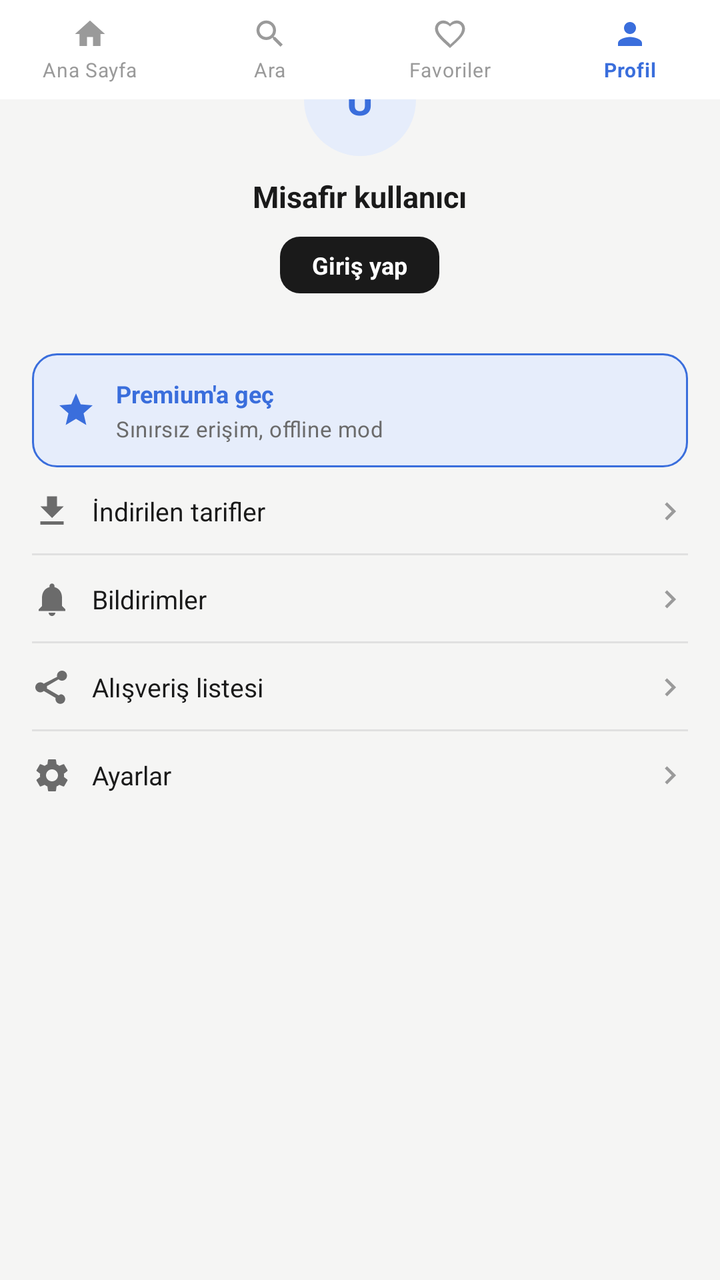
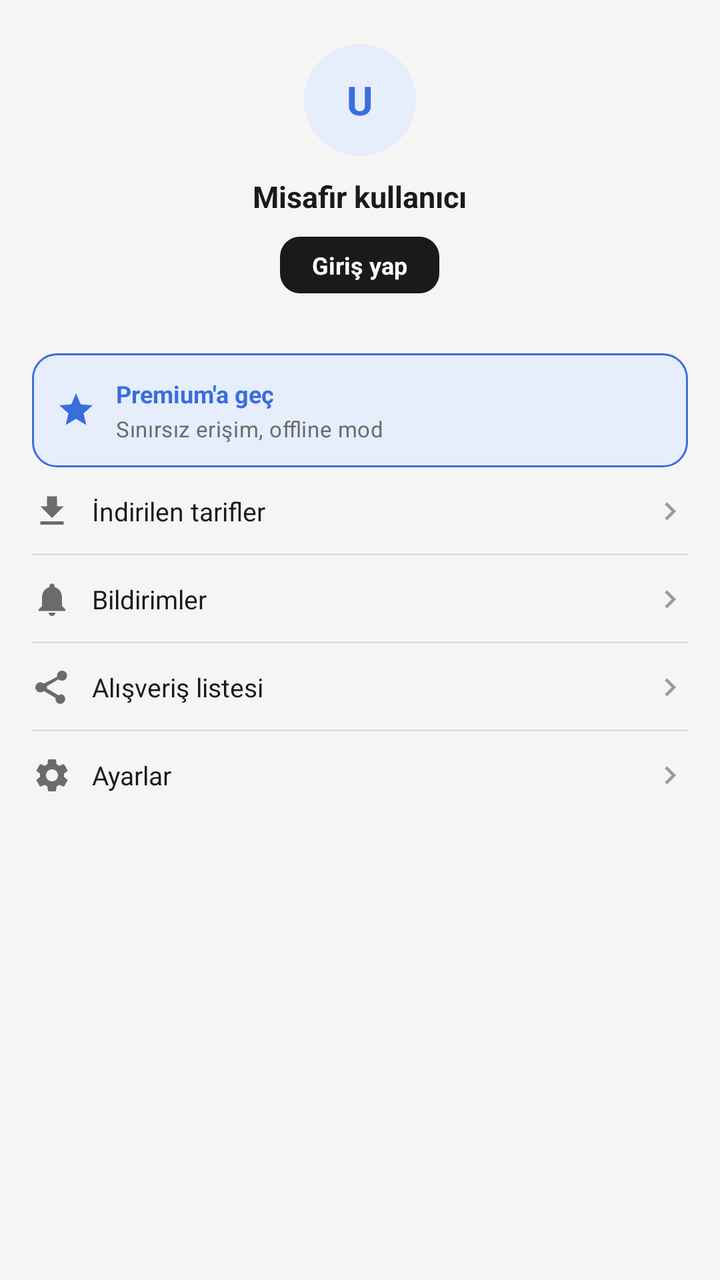

Before-and-after screenshots of an Android layout around one commit, followed by the original layout XML and the change that was made.
<!-- AndroidManifest.xml: application theme Theme.Yemivo -->
<!-- res/layout/fragment_profile.xml -->
<?xml version="1.0" encoding="utf-8"?>
<androidx.constraintlayout.widget.ConstraintLayout xmlns:android="http://schemas.android.com/apk/res/android"
    xmlns:app="http://schemas.android.com/apk/res-auto"
    android:layout_width="match_parent"
    android:layout_height="match_parent"
    android:background="@color/page_bg">

    

    <LinearLayout
        android:id="@+id/header"
        android:layout_width="0dp"
        android:layout_height="wrap_content"
        android:layout_marginTop="@dimen/spacing_xl_xxl"
        android:gravity="center"
        android:orientation="vertical"
        android:paddingBottom="@dimen/spacing_md_lg"
        app:layout_constraintEnd_toEndOf="parent"
        app:layout_constraintStart_toStartOf="parent"
        app:layout_constraintTop_toTopOf="parent">

        <TextView
            android:id="@+id/ivAvatar"
            android:layout_width="@dimen/avatar_size_lg"
            android:layout_height="@dimen/avatar_size_lg"
            android:background="@drawable/bg_circle_accent"
            android:gravity="center"
            android:text="U"
            android:textColor="@color/accent"
            android:textSize="@dimen/text_headline"
            android:textStyle="bold" />

        <TextView
            android:layout_width="wrap_content"
            android:layout_height="wrap_content"
            android:layout_marginTop="@dimen/spacing_sm_md"
            android:text="@string/profile_guest_user"
            android:textColor="@color/text_primary"
            android:textSize="@dimen/text_title_sm"
            android:textStyle="bold" />

        <TextView
            android:id="@+id/btnLogin"
            style="@style/Widget.Yemivo.ButtonDark"
            android:layout_width="wrap_content"
            android:layout_height="wrap_content"
            android:layout_marginTop="@dimen/spacing_sm_md"
            android:paddingStart="@dimen/spacing_lg"
            android:paddingEnd="@dimen/spacing_lg"
            android:paddingTop="@dimen/spacing_xs"
            android:paddingBottom="@dimen/spacing_xs"
            android:text="@string/action_login"
            android:textSize="@dimen/text_body_sm" />

    </LinearLayout>

    

    <LinearLayout
        android:id="@+id/premiumBanner"
        android:layout_width="0dp"
        android:layout_height="wrap_content"
        android:layout_marginStart="@dimen/spacing_lg"
        android:layout_marginTop="@dimen/spacing_lg"
        android:layout_marginEnd="@dimen/spacing_lg"
        android:background="@drawable/bg_premium_banner"
        android:gravity="center_vertical"
        android:orientation="horizontal"
        android:padding="@dimen/spacing_md"
        app:layout_constraintEnd_toEndOf="parent"
        app:layout_constraintStart_toStartOf="parent"
        app:layout_constraintTop_toBottomOf="@id/header">

        <ImageView
            android:layout_width="20dp"
            android:layout_height="20dp"
            android:contentDescription="@null"
            android:src="@drawable/ic_star_filled"
            app:tint="@color/accent" />

        <LinearLayout
            android:layout_width="0dp"
            android:layout_height="wrap_content"
            android:layout_marginStart="@dimen/spacing_sm_md"
            android:layout_weight="1"
            android:orientation="vertical">

            <TextView
                android:layout_width="wrap_content"
                android:layout_height="wrap_content"
                android:text="@string/premium_go_premium"
                android:textColor="@color/accent"
                android:textSize="@dimen/text_body_sm"
                android:textStyle="bold" />

            <TextView
                android:layout_width="wrap_content"
                android:layout_height="wrap_content"
                android:layout_marginTop="@dimen/spacing_xxxs"
                android:text="@string/premium_unlimited_offline"
                android:textAppearance="@style/TextAppearance.Yemivo.BodySecondary"
                android:textSize="@dimen/text_sm" />

        </LinearLayout>

    </LinearLayout>

    

    <LinearLayout
        android:id="@+id/menu"
        android:layout_width="0dp"
        android:layout_height="wrap_content"
        android:layout_marginStart="@dimen/spacing_lg"
        android:layout_marginEnd="@dimen/spacing_lg"
        android:orientation="vertical"
        app:layout_constraintEnd_toEndOf="parent"
        app:layout_constraintStart_toStartOf="parent"
        app:layout_constraintTop_toBottomOf="@id/premiumBanner">

        <LinearLayout
            android:layout_width="match_parent"
            android:layout_height="wrap_content"
            android:background="@drawable/bg_divider_bottom"
            android:gravity="center_vertical"
            android:orientation="horizontal"
            android:paddingTop="@dimen/spacing_md"
            android:paddingBottom="@dimen/spacing_md">

            <ImageView
                android:layout_width="20dp"
                android:layout_height="20dp"
                android:contentDescription="@null"
                android:src="@drawable/ic_download"
                app:tint="@color/text_secondary" />

            <TextView
                android:layout_width="0dp"
                android:layout_height="wrap_content"
                android:layout_marginStart="@dimen/spacing_sm_md"
                android:layout_weight="1"
                android:text="@string/profile_menu_downloads"
                android:textColor="@color/text_primary"
                android:textSize="@dimen/text_body" />

            <ImageView
                android:layout_width="18dp"
                android:layout_height="18dp"
                android:contentDescription="@null"
                android:src="@drawable/ic_chevron_right"
                app:tint="@color/text_muted" />

        </LinearLayout>

        <LinearLayout
            android:layout_width="match_parent"
            android:layout_height="wrap_content"
            android:background="@drawable/bg_divider_bottom"
            android:gravity="center_vertical"
            android:orientation="horizontal"
            android:paddingTop="@dimen/spacing_md"
            android:paddingBottom="@dimen/spacing_md">

            <ImageView
                android:layout_width="20dp"
                android:layout_height="20dp"
                android:contentDescription="@null"
                android:src="@drawable/ic_bell"
                app:tint="@color/text_secondary" />

            <TextView
                android:layout_width="0dp"
                android:layout_height="wrap_content"
                android:layout_marginStart="@dimen/spacing_sm_md"
                android:layout_weight="1"
                android:text="@string/profile_menu_notifications"
                android:textColor="@color/text_primary"
                android:textSize="@dimen/text_body" />

            <ImageView
                android:layout_width="18dp"
                android:layout_height="18dp"
                android:contentDescription="@null"
                android:src="@drawable/ic_chevron_right"
                app:tint="@color/text_muted" />

        </LinearLayout>

        <LinearLayout
            android:layout_width="match_parent"
            android:layout_height="wrap_content"
            android:background="@drawable/bg_divider_bottom"
            android:gravity="center_vertical"
            android:orientation="horizontal"
            android:paddingTop="@dimen/spacing_md"
            android:paddingBottom="@dimen/spacing_md">

            <ImageView
                android:layout_width="20dp"
                android:layout_height="20dp"
                android:contentDescription="@null"
                android:src="@drawable/ic_share"
                app:tint="@color/text_secondary" />

            <TextView
                android:layout_width="0dp"
                android:layout_height="wrap_content"
                android:layout_marginStart="@dimen/spacing_sm_md"
                android:layout_weight="1"
                android:text="@string/profile_menu_shopping_list"
                android:textColor="@color/text_primary"
                android:textSize="@dimen/text_body" />

            <ImageView
                android:layout_width="18dp"
                android:layout_height="18dp"
                android:contentDescription="@null"
                android:src="@drawable/ic_chevron_right"
                app:tint="@color/text_muted" />

        </LinearLayout>

        <LinearLayout
            android:layout_width="match_parent"
            android:layout_height="wrap_content"
            android:gravity="center_vertical"
            android:orientation="horizontal"
            android:paddingTop="@dimen/spacing_md"
            android:paddingBottom="@dimen/spacing_md">

            <ImageView
                android:layout_width="20dp"
                android:layout_height="20dp"
                android:contentDescription="@null"
                android:src="@drawable/ic_settings"
                app:tint="@color/text_secondary" />

            <TextView
                android:layout_width="0dp"
                android:layout_height="wrap_content"
                android:layout_marginStart="@dimen/spacing_sm_md"
                android:layout_weight="1"
                android:text="@string/profile_menu_settings"
                android:textColor="@color/text_primary"
                android:textSize="@dimen/text_body" />

            <ImageView
                android:layout_width="18dp"
                android:layout_height="18dp"
                android:contentDescription="@null"
                android:src="@drawable/ic_chevron_right"
                app:tint="@color/text_muted" />

        </LinearLayout>

    </LinearLayout>

    <include
        android:id="@+id/bottomNav"
        layout="@layout/partial_bottom_nav_profile"
        android:layout_width="0dp"
        android:layout_height="wrap_content"
        app:layout_constraintBottom_toBottomOf="parent"
        app:layout_constraintEnd_toEndOf="parent"
        app:layout_constraintStart_toStartOf="parent" />

</androidx.constraintlayout.widget.ConstraintLayout>
<!-- res/layout/partial_bottom_nav_profile.xml (included above) -->
<?xml version="1.0" encoding="utf-8"?>
<merge xmlns:android="http://schemas.android.com/apk/res/android"
    xmlns:app="http://schemas.android.com/apk/res-auto">

    <LinearLayout
        android:layout_width="match_parent"
        android:layout_height="wrap_content"
        android:background="@color/surface"
        android:orientation="horizontal"
        android:paddingTop="@dimen/spacing_sm"
        android:paddingBottom="@dimen/spacing_sm">

        <LinearLayout
            android:layout_width="0dp"
            android:layout_height="wrap_content"
            android:layout_weight="1"
            android:gravity="center"
            android:orientation="vertical">

            <ImageView
                android:layout_width="18dp"
                android:layout_height="18dp"
                android:contentDescription="@null"
                android:src="@drawable/ic_home_outline"
                app:tint="@color/text_muted" />

            <TextView
                android:layout_width="wrap_content"
                android:layout_height="wrap_content"
                android:layout_marginTop="@dimen/spacing_xxxs"
                android:text="@string/nav_home"
                android:textAppearance="@style/TextAppearance.Yemivo.NavLabel" />

        </LinearLayout>

        <LinearLayout
            android:layout_width="0dp"
            android:layout_height="wrap_content"
            android:layout_weight="1"
            android:gravity="center"
            android:orientation="vertical">

            <ImageView
                android:layout_width="18dp"
                android:layout_height="18dp"
                android:contentDescription="@null"
                android:src="@drawable/ic_search"
                app:tint="@color/text_muted" />

            <TextView
                android:layout_width="wrap_content"
                android:layout_height="wrap_content"
                android:layout_marginTop="@dimen/spacing_xxxs"
                android:text="@string/nav_search"
                android:textAppearance="@style/TextAppearance.Yemivo.NavLabel" />

        </LinearLayout>

        <LinearLayout
            android:layout_width="0dp"
            android:layout_height="wrap_content"
            android:layout_weight="1"
            android:gravity="center"
            android:orientation="vertical">

            <ImageView
                android:layout_width="18dp"
                android:layout_height="18dp"
                android:contentDescription="@null"
                android:src="@drawable/ic_heart_outline"
                app:tint="@color/text_muted" />

            <TextView
                android:layout_width="wrap_content"
                android:layout_height="wrap_content"
                android:layout_marginTop="@dimen/spacing_xxxs"
                android:text="@string/nav_favorites"
                android:textAppearance="@style/TextAppearance.Yemivo.NavLabel" />

        </LinearLayout>

        <LinearLayout
            android:layout_width="0dp"
            android:layout_height="wrap_content"
            android:layout_weight="1"
            android:gravity="center"
            android:orientation="vertical">

            <ImageView
                android:layout_width="18dp"
                android:layout_height="18dp"
                android:contentDescription="@null"
                android:src="@drawable/ic_person_filled" />

            <TextView
                android:layout_width="wrap_content"
                android:layout_height="wrap_content"
                android:layout_marginTop="@dimen/spacing_xxxs"
                android:text="@string/nav_profile"
                android:textAppearance="@style/TextAppearance.Yemivo.NavLabel.Active" />

        </LinearLayout>

    </LinearLayout>

</merge>
<!-- resources referenced by this layout -->
<resources>
  <color name="accent">#FF3A6EDC</color>
  <color name="page_bg">#FFF5F5F4</color>
  <color name="surface">#FFFFFFFF</color>
  <color name="text_muted">#FF9A9A9A</color>
  <color name="text_primary">#FF1A1A1A</color>
  <dimen name="avatar_size_lg">56dp</dimen>
  <dimen name="spacing_lg">16dp</dimen>
  <dimen name="spacing_md">12dp</dimen>
  <dimen name="spacing_md_lg">14dp</dimen>
  <dimen name="spacing_sm">8dp</dimen>
  <dimen name="spacing_sm_md">10dp</dimen>
  <dimen name="spacing_xl_xxl">22dp</dimen>
  <dimen name="spacing_xs">6dp</dimen>
  <dimen name="spacing_xxxs">2dp</dimen>
  <dimen name="text_body">13sp</dimen>
  <dimen name="text_body_sm">12sp</dimen>
  <dimen name="text_headline">20sp</dimen>
  <dimen name="text_sm">11sp</dimen>
  <dimen name="text_title_sm">15sp</dimen>
  <!-- drawable ic_heart_outline (drawable) -->
  <vector xmlns:android="http://schemas.android.com/apk/res/android"
      android:width="24dp"
      android:height="24dp"
      android:viewportWidth="24"
      android:viewportHeight="24"
      android:tint="?attr/colorControlNormal">
      <path
          android:fillColor="#FF000000"
          android:pathData="M12,21.35l-1.45,-1.32C5.4,15.36 2,12.28 2,8.5 2,5.42 4.42,3 7.5,3c1.74,0 3.41,0.81 4.5,2.09C13.09,3.81 14.76,3 16.5,3 19.58,3 22,5.42 22,8.5c0,3.78 -3.4,6.86 -8.55,11.54L12,21.35zM12,7.09C11.03,5.83 9.44,5 7.5,5 5.5,5 4,6.5 4,8.5c0,2.89 3.14,5.74 7.9,10.05L12,19.06l0.1,-0.01C16.86,14.74 20,11.89 20,8.5 20,6.5 18.5,5 16.5,5c-1.94,0 -3.53,0.83 -4.5,2.09L12,7.09z" />
  </vector>
  <!-- drawable ic_home_outline (drawable) -->
  <vector xmlns:android="http://schemas.android.com/apk/res/android"
      android:width="24dp"
      android:height="24dp"
      android:viewportWidth="24"
      android:viewportHeight="24"
      android:tint="?attr/colorControlNormal">
      <path
          android:fillColor="#FF000000"
          android:pathData="M10,20v-6h4v6h5v-8h3L12,3 2,12h3v8z" />
  </vector>
  <!-- drawable ic_person_filled (drawable) -->
  <vector xmlns:android="http://schemas.android.com/apk/res/android"
      android:width="24dp"
      android:height="24dp"
      android:viewportWidth="24"
      android:viewportHeight="24">
      <path
          android:fillColor="@color/accent"
          android:pathData="M12,12c2.21,0 4,-1.79 4,-4s-1.79,-4 -4,-4 -4,1.79 -4,4 1.79,4 4,4zM12,14c-2.67,0 -8,1.34 -8,4v2h16v-2c0,-2.66 -5.33,-4 -8,-4z" />
  </vector>
  <!-- drawable ic_search (drawable) -->
  <vector xmlns:android="http://schemas.android.com/apk/res/android"
      android:width="24dp"
      android:height="24dp"
      android:viewportWidth="24"
      android:viewportHeight="24"
      android:tint="?attr/colorControlNormal">
      <path
          android:fillColor="#FF000000"
          android:pathData="M15.5,14h-0.79l-0.28,-0.27C15.41,12.59 16,11.11 16,9.5 16,5.91 13.09,3 9.5,3S3,5.91 3,9.5 5.91,16 9.5,16c1.61,0 3.09,-0.59 4.23,-1.57l0.27,0.28v0.79l5,4.99L20.49,19l-4.99,-5zM9.5,14C7.01,14 5,11.99 5,9.5S7.01,5 9.5,5 14,7.01 14,9.5 11.99,14 9.5,14z" />
  </vector>
  <string name="action_login">Giriş yap</string>
  <string name="nav_favorites">Favoriler</string>
  <string name="nav_home">Ana Sayfa</string>
  <string name="nav_profile">Profil</string>
  <string name="nav_search">Ara</string>
  <style name="TextAppearance.Yemivo.NavLabel" parent="TextAppearance.MaterialComponents.Caption">
          <item name="android:textSize">@dimen/text_xs</item>
          <item name="android:textColor">@color/text_muted</item>
      </style>
  <style name="TextAppearance.Yemivo.NavLabel.Active">
          <item name="android:textColor">@color/accent</item>
          <item name="android:textStyle">bold</item>
      </style>
  <color name="accent_bg">#FFE6EDFB</color>
  <dimen name="divider_height">1dp</dimen>
  <color name="border">#FFE0E0E0</color>
  <dimen name="radius_lg">12dp</dimen>
  <dimen name="text_xs">10sp</dimen>
  <color name="cta_dark_text">#FFFFFFFF</color>
  <color name="white">#FFFFFFFF</color>
  <color name="cta_dark_bg">#FF1A1A1A</color>
  <dimen name="radius_md">10dp</dimen>
  <!-- unchanged entries left out for length: 21 -->
</resources>

<!-- the commit's change to res/layout/fragment_profile.xml (unified diff, before → after) -->
@@ -255,120 +255,4 @@
 
     </LinearLayout>
 
-    <include
-        android:id="@+id/bottomNav"
-        layout="@layout/partial_bottom_nav_profile"
-        android:layout_width="0dp"
-        android:layout_height="wrap_content"
-        app:layout_constraintBottom_toBottomOf="parent"
-        app:layout_constraintEnd_toEndOf="parent"
-        app:layout_constraintStart_toStartOf="parent" />
-
 </androidx.constraintlayout.widget.ConstraintLayout>
-<!-- res/layout/partial_bottom_nav_profile.xml (included above) -->
-<?xml version="1.0" encoding="utf-8"?>
-<merge xmlns:android="http://schemas.android.com/apk/res/android"
-    xmlns:app="http://schemas.android.com/apk/res-auto">
-
-    <LinearLayout
-        android:layout_width="match_parent"
-        android:layout_height="wrap_content"
-        android:background="@color/surface"
-        android:orientation="horizontal"
-        android:paddingTop="@dimen/spacing_sm"
-        android:paddingBottom="@dimen/spacing_sm">
-
-        <LinearLayout
-            android:layout_width="0dp"
-            android:layout_height="wrap_content"
-            android:layout_weight="1"
-            android:gravity="center"
-            android:orientation="vertical">
-
-            <ImageView
-                android:layout_width="18dp"
-                android:layout_height="18dp"
-                android:contentDescription="@null"
-                android:src="@drawable/ic_home_outline"
-                app:tint="@color/text_muted" />
-
-            <TextView
-                android:layout_width="wrap_content"
-                android:layout_height="wrap_content"
-                android:layout_marginTop="@dimen/spacing_xxxs"
-                android:text="@string/nav_home"
-                android:textAppearance="@style/TextAppearance.Yemivo.NavLabel" />
-
-        </LinearLayout>
-
-        <LinearLayout
-            android:layout_width="0dp"
-            android:layout_height="wrap_content"
-            android:layout_weight="1"
-            android:gravity="center"
-            android:orientation="vertical">
-
-            <ImageView
-                android:layout_width="18dp"
-                android:layout_height="18dp"
-                android:contentDescription="@null"
-                android:src="@drawable/ic_search"
-                app:tint="@color/text_muted" />
-
-            <TextView
-                android:layout_width="wrap_content"
-                android:layout_height="wrap_content"
-                android:layout_marginTop="@dimen/spacing_xxxs"
-                android:text="@string/nav_search"
-                android:textAppearance="@style/TextAppearance.Yemivo.NavLabel" />
-
-        </LinearLayout>
-
-        <LinearLayout
-            android:layout_width="0dp"
-            android:layout_height="wrap_content"
-            android:layout_weight="1"
-            android:gravity="center"
-            android:orientation="vertical">
-
-            <ImageView
-                android:layout_width="18dp"
-                android:layout_height="18dp"
-                android:contentDescription="@null"
-                android:src="@drawable/ic_heart_outline"
-                app:tint="@color/text_muted" />
-
-            <TextView
-                android:layout_width="wrap_content"
-                android:layout_height="wrap_content"
-                android:layout_marginTop="@dimen/spacing_xxxs"
-                android:text="@string/nav_favorites"
-                android:textAppearance="@style/TextAppearance.Yemivo.NavLabel" />
-
-        </LinearLayout>
-
-        <LinearLayout
-            android:layout_width="0dp"
-            android:layout_height="wrap_content"
-            android:layout_weight="1"
-            android:gravity="center"
-            android:orientation="vertical">
-
-            <ImageView
-                android:layout_width="18dp"
-                android:layout_height="18dp"
-                android:contentDescription="@null"
-                android:src="@drawable/ic_person_filled" />
-
-            <TextView
-                android:layout_width="wrap_content"
-                android:layout_height="wrap_content"
-                android:layout_marginTop="@dimen/spacing_xxxs"
-                android:text="@string/nav_profile"
-                android:textAppearance="@style/TextAppearance.Yemivo.NavLabel.Active" />
-
-        </LinearLayout>
-
-    </LinearLayout>
-
-</merge>
<!-- resource entries referenced after the edit -->
@@ -9,7 +9,6 @@
   <dimen name="spacing_lg">16dp</dimen>
   <dimen name="spacing_md">12dp</dimen>
   <dimen name="spacing_md_lg">14dp</dimen>
-  <dimen name="spacing_sm">8dp</dimen>
   <dimen name="spacing_sm_md">10dp</dimen>
   <dimen name="spacing_xl_xxl">22dp</dimen>
   <dimen name="spacing_xs">6dp</dimen>
@@ -19,67 +18,11 @@
   <dimen name="text_headline">20sp</dimen>
   <dimen name="text_sm">11sp</dimen>
   <dimen name="text_title_sm">15sp</dimen>
-  <!-- drawable ic_heart_outline (drawable) -->
-  <vector xmlns:android="http://schemas.android.com/apk/res/android"
-      android:width="24dp"
-      android:height="24dp"
-      android:viewportWidth="24"
-      android:viewportHeight="24"
-      android:tint="?attr/colorControlNormal">
-      <path
-          android:fillColor="#FF000000"
-          android:pathData="M12,21.35l-1.45,-1.32C5.4,15.36 2,12.28 2,8.5 2,5.42 4.42,3 7.5,3c1.74,0 3.41,0.81 4.5,2.09C13.09,3.81 14.76,3 16.5,3 19.58,3 22,5.42 22,8.5c0,3.78 -3.4,6.86 -8.55,11.54L12,21.35zM12,7.09C11.03,5.83 9.44,5 7.5,5 5.5,5 4,6.5 4,8.5c0,2.89 3.14,5.74 7.9,10.05L12,19.06l0.1,-0.01C16.86,14.74 20,11.89 20,8.5 20,6.5 18.5,5 16.5,5c-1.94,0 -3.53,0.83 -4.5,2.09L12,7.09z" />
-  </vector>
-  <!-- drawable ic_home_outline (drawable) -->
-  <vector xmlns:android="http://schemas.android.com/apk/res/android"
-      android:width="24dp"
-      android:height="24dp"
-      android:viewportWidth="24"
-      android:viewportHeight="24"
-      android:tint="?attr/colorControlNormal">
-      <path
-          android:fillColor="#FF000000"
-          android:pathData="M10,20v-6h4v6h5v-8h3L12,3 2,12h3v8z" />
-  </vector>
-  <!-- drawable ic_person_filled (drawable) -->
-  <vector xmlns:android="http://schemas.android.com/apk/res/android"
-      android:width="24dp"
-      android:height="24dp"
-      android:viewportWidth="24"
-      android:viewportHeight="24">
-      <path
-          android:fillColor="@color/accent"
-          android:pathData="M12,12c2.21,0 4,-1.79 4,-4s-1.79,-4 -4,-4 -4,1.79 -4,4 1.79,4 4,4zM12,14c-2.67,0 -8,1.34 -8,4v2h16v-2c0,-2.66 -5.33,-4 -8,-4z" />
-  </vector>
-  <!-- drawable ic_search (drawable) -->
-  <vector xmlns:android="http://schemas.android.com/apk/res/android"
-      android:width="24dp"
-      android:height="24dp"
-      android:viewportWidth="24"
-      android:viewportHeight="24"
-      android:tint="?attr/colorControlNormal">
-      <path
-          android:fillColor="#FF000000"
-          android:pathData="M15.5,14h-0.79l-0.28,-0.27C15.41,12.59 16,11.11 16,9.5 16,5.91 13.09,3 9.5,3S3,5.91 3,9.5 5.91,16 9.5,16c1.61,0 3.09,-0.59 4.23,-1.57l0.27,0.28v0.79l5,4.99L20.49,19l-4.99,-5zM9.5,14C7.01,14 5,11.99 5,9.5S7.01,5 9.5,5 14,7.01 14,9.5 11.99,14 9.5,14z" />
-  </vector>
   <string name="action_login">Giriş yap</string>
-  <string name="nav_favorites">Favoriler</string>
-  <string name="nav_home">Ana Sayfa</string>
-  <string name="nav_profile">Profil</string>
-  <string name="nav_search">Ara</string>
-  <style name="TextAppearance.Yemivo.NavLabel" parent="TextAppearance.MaterialComponents.Caption">
-          <item name="android:textSize">@dimen/text_xs</item>
-          <item name="android:textColor">@color/text_muted</item>
-      </style>
-  <style name="TextAppearance.Yemivo.NavLabel.Active">
-          <item name="android:textColor">@color/accent</item>
-          <item name="android:textStyle">bold</item>
-      </style>
   <color name="accent_bg">#FFE6EDFB</color>
   <dimen name="divider_height">1dp</dimen>
   <color name="border">#FFE0E0E0</color>
   <dimen name="radius_lg">12dp</dimen>
-  <dimen name="text_xs">10sp</dimen>
   <color name="cta_dark_text">#FFFFFFFF</color>
   <color name="white">#FFFFFFFF</color>
   <color name="cta_dark_bg">#FF1A1A1A</color>
